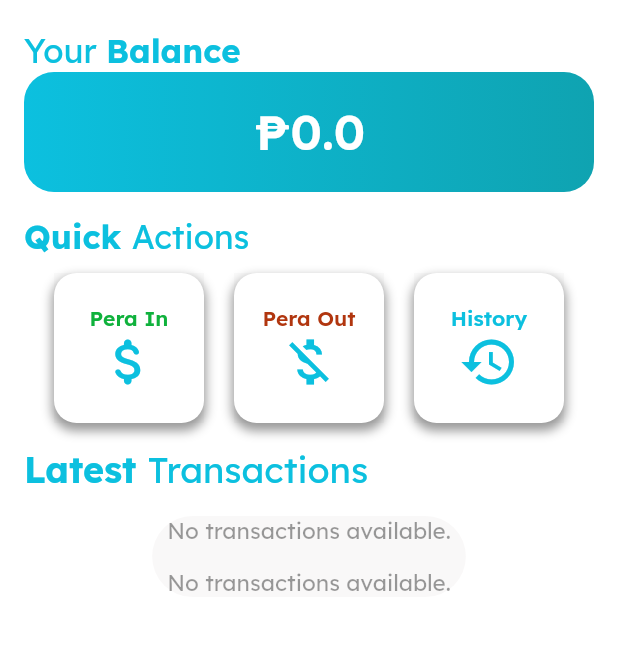
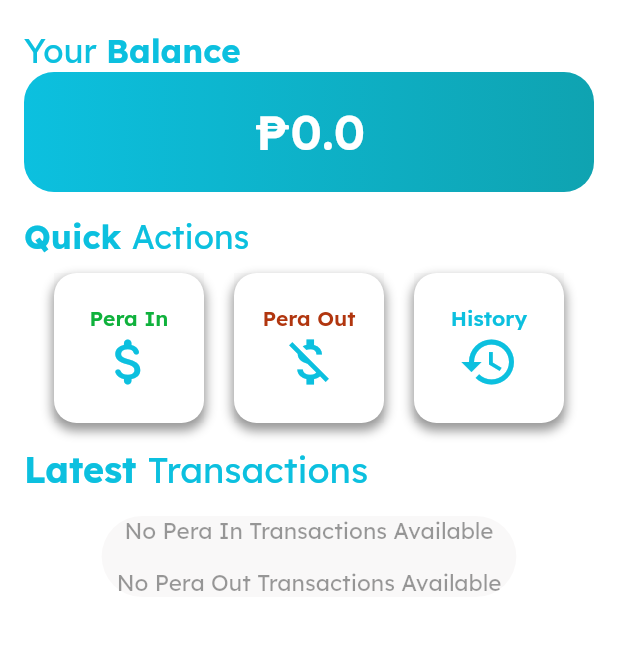
Before and after one commit to Montero-MD/peraplan, a Flutter app: the PeraOutPage screen opened directly, after a tap on the "house" icon, on a phone screen of 412 x 824 dp, the part 114-764 px from its top. Run offline on Flutter 3.47's test engine with Material 2 defaults, Android fonts, the phone set to English and light mode, and no system bars; our stand-ins replace flutter_multi_formatter, google_fonts, hive, hive_flutter; accounts and stored records are empty.

Commit message:
balance reflects Pera In/Out

```diff
--- a/lib/components/balance_section.dart
+++ b/lib/components/balance_section.dart
@@ -2,6 +2,8 @@
 
 import 'package:flutter/material.dart';
 import 'package:peraplan/utils/styles.dart';
+import 'package:hive/hive.dart';
+import 'package:peraplan/data/database.dart';
 
 class BalanceSection extends StatefulWidget {
   const BalanceSection({Key? key}) : super(key: key);
@@ -11,39 +13,55 @@ class BalanceSection extends StatefulWidget {
 }
 
 class _DynamicBalanceDisplayState extends State<BalanceSection> {
-  double balanceAmount = 0.0; // Initial balance amount
-
-  void addBalance() {
-    // Simulate updating the balance amount
-    setState(() {
-      balanceAmount +=
-          10.0; // Increment the balance amount (you can replace this with your own logic)
-    });
-  }
-
   @override
   Widget build(BuildContext context) {
     return Column(
       mainAxisAlignment: MainAxisAlignment.center,
       children: <Widget>[
-        RoundedTextBackground(
-          balanceAmount: balanceAmount,
-        ),
+        const RoundedTextBackground(),
         SizedBox(height: small),
       ],
     );
   }
 }
 
-class RoundedTextBackground extends StatelessWidget {
-  final double balanceAmount;
+class RoundedTextBackground extends StatefulWidget {
+  const RoundedTextBackground({super.key});
 
-  const RoundedTextBackground({Key? key, required this.balanceAmount})
-      : super(key: key);
+  @override
+  State<RoundedTextBackground> createState() => _RoundedTextBackgroundState();
+}
+
+class _RoundedTextBackgroundState extends State<RoundedTextBackground> {
+  late Box<dynamic> _mybox;
+
+  late PeraPlanDB _peraPlanDB;
+
+  @override
+  void initState() {
+    super.initState();
+    _mybox = Hive.box('peraplanDB');
+    _peraPlanDB = PeraPlanDB();
+    _peraPlanDB.loadPeraInTransactions();
+    _peraPlanDB.loadPeraOutTransactions();
+  }
+
+  double calculateBalance() {
+    double peraInTotal = _peraPlanDB.peraInTransactions
+        .map<double>((transaction) => transaction[0] as double)
+        .fold(0, (prev, amount) => prev + amount);
+
+    double peraOutTotal = _peraPlanDB.peraOutTransactions
+        .map<double>((transaction) => transaction[0] as double)
+        .fold(0, (prev, amount) => prev + amount);
+
+    return peraInTotal - peraOutTotal;
+  }
 
   @override
   Widget build(BuildContext context) {
     double screenWidth = MediaQuery.of(context).size.width;
+    double balanceAmount = calculateBalance();
 
     return Column(
       crossAxisAlignment: CrossAxisAlignment.start,
--- a/lib/components/peraout_section.dart
+++ b/lib/components/peraout_section.dart
@@ -1,8 +1,9 @@
 import 'package:flutter/material.dart';
+import 'package:flutter/services.dart';
 import 'package:hive/hive.dart';
 import 'package:peraplan/data/database.dart';
+import 'package:peraplan/pages/home_page.dart';
 import 'package:peraplan/utils/styles.dart';
-import 'package:peraplan/utils/currency_input_formatter.dart';
 
 class PeraOut extends StatefulWidget {
   const PeraOut({super.key});
@@ -32,6 +33,8 @@ class TimeOfDayAdapter extends TypeAdapter<TimeOfDay> {
 class _PeraOutState extends State<PeraOut> {
   final _formkey = GlobalKey<FormState>();
   final _pera = TextEditingController();
+  double? finalpera;
+
   TimeOfDay selectedTime = TimeOfDay.now();
   DateTime selectedDate = DateTime.now();
   int value = 0;
@@ -41,10 +44,10 @@ class _PeraOutState extends State<PeraOut> {
   PeraPlanDB db = PeraPlanDB();
 
   // save new Pera Out
-  void saveNewPeraOut() {
+  void saveNewPeraOut(double? finalPera) {
     setState(() {
       db.peraOutTransactions.add([
-        _pera.text,
+        finalPera,
         selectedDate,
         selectedTime,
         selectedCategory,
@@ -52,6 +55,10 @@ class _PeraOutState extends State<PeraOut> {
       _pera.clear();
       db.updatePeraOutTransactions();
     });
+    Navigator.pushReplacement(
+      context,
+      MaterialPageRoute(builder: (context) => const HomePage()),
+    );
   }
 
   @override
@@ -130,10 +137,11 @@ class _PeraOutState extends State<PeraOut> {
                                 hintText: 'Enter Amount...',
                                 hintStyle: hintAmt,
                                 border: InputBorder.none,
+                                prefixText: '₱',
                               ),
                               inputFormatters: [
-                                CurrencyInputFormatter(
-                                  leadingSymbol: CurrencySymbols.peso_sign,
+                                FilteringTextInputFormatter.allow(
+                                  RegExp(r'^\d+\.?\d{0,2}$'),
                                 ),
                               ],
                             ),
@@ -384,8 +392,12 @@ class _PeraOutState extends State<PeraOut> {
                     children: [
                       GestureDetector(
                         onTap: () {
-                          if (_formkey.currentState!.validate()) {
-                            saveNewPeraOut(); // calls the function to save the data
+                          if (_pera.text.isNotEmpty &&
+                              _formkey.currentState!.validate()) {
+                            double finalPera = double.parse(_pera.text);
+
+                            saveNewPeraOut(
+                                finalPera); // calls the function to save the data
                             ScaffoldMessenger.of(context).showSnackBar(
                               const SnackBar(
                                   content:
@@ -413,7 +425,7 @@ class _PeraOutState extends State<PeraOut> {
                             crossAxisAlignment: CrossAxisAlignment.center,
                             children: [
                               Text('Pera Out', style: hintAmt),
-                              SizedBox(width: small),
+                              SizedBox(width: xsmall),
                               Icon(
                                 Icons.arrow_forward,
                                 size: 32,
--- a/lib/components/transactions_section.dart
+++ b/lib/components/transactions_section.dart
@@ -6,6 +6,7 @@ import 'package:peraplan/utils/styles.dart';
 import 'package:hive/hive.dart';
 import 'package:intl/intl.dart';
 import 'package:peraplan/data/database.dart';
+import 'package:google_fonts/google_fonts.dart';
 
 class TransactionsSection extends StatefulWidget {
   const TransactionsSection({Key? key}) : super(key: key);
@@ -38,6 +39,18 @@ class _TransactionsSectionState extends State<TransactionsSection> {
     }
 
     return [];
+  }
+
+  double calculateBalance() {
+    double peraInTotal = _peraPlanDB.peraInTransactions
+        .map<double>((transaction) => transaction[0] as double)
+        .fold(0, (prev, amount) => prev + amount);
+
+    double peraOutTotal = _peraPlanDB.peraOutTransactions
+        .map<double>((transaction) => transaction[0] as double)
+        .fold(0, (prev, amount) => prev + amount);
+
+    return peraInTotal - peraOutTotal;
   }
 
   void _navigateToTransactionPage(BuildContext context) {
@@ -83,17 +96,17 @@ class _TransactionsSectionState extends State<TransactionsSection> {
             ),
             child: Column(
               children: [
-                _buildTransactionData(latestPeraIn),
+                _buildTransactionData(latestPeraIn, "Pera In"),
                 SizedBox(height: small),
                 // Display the latest 5 entries for Pera Out transactions
-                _buildTransactionData(latestPeraOut),
+                _buildTransactionData(latestPeraOut, "Pera Out"),
               ],
             ))
       ],
     );
   }
 
-  Widget _buildTransactionData(List<dynamic> transactions) {
+  Widget _buildTransactionData(List<dynamic> transactions, String title) {
     if (transactions.isNotEmpty) {
       return Column(
         crossAxisAlignment: CrossAxisAlignment.start,
@@ -106,7 +119,7 @@ class _TransactionsSectionState extends State<TransactionsSection> {
             ),
             child: Stack(
               children: transactions.map<Widget>((transaction) {
-                return TransactionItem(transaction: transaction);
+                return TransactionItem(transaction: transaction, title: title);
               }).toList(),
             ),
           ),
@@ -114,7 +127,7 @@ class _TransactionsSectionState extends State<TransactionsSection> {
       );
     } else {
       return Text(
-        'No transactions available.',
+        'No $title Transactions Available',
         style: txt,
       );
     }
@@ -123,7 +136,9 @@ class _TransactionsSectionState extends State<TransactionsSection> {
 
 class TransactionItem extends StatelessWidget {
   final List<dynamic> transaction;
-  const TransactionItem({Key? key, required this.transaction})
+  final String title;
+  const TransactionItem(
+      {Key? key, required this.transaction, required this.title})
       : super(key: key);
 
   String formatDateTime(DateTime dateTime) {
@@ -142,6 +157,17 @@ class TransactionItem extends StatelessWidget {
     String category = transaction[3].toString();
     double width = MediaQuery.of(context).size.width;
 
+    TextStyle unique = GoogleFonts.lexend(
+      fontSize: 14,
+      fontWeight: FontWeight.w600,
+      color: title == "Pera In" ? Colors.green : Colors.red,
+    );
+
+    if (title == "Pera Out") {
+      amount = "-₱$amount";
+    } else {
+      amount = "+₱$amount";
+    }
     return Container(
       width: width,
       padding: const EdgeInsets.fromLTRB(20, 10, 20, 10),
@@ -153,17 +179,32 @@ class TransactionItem extends StatelessWidget {
             color: dgray,
             blurRadius: 5,
             spreadRadius: 1,
-                offset: const Offset(2, 2)),
-          ]),
+            offset: const Offset(2, 2),
+          ),
+        ],
+      ),
       child: Row(
         mainAxisAlignment: MainAxisAlignment.spaceBetween,
         children: [
+          Row(
+            children: [
+              Container(
+                width: 40,
+                height: 40,
+                margin: const EdgeInsets.only(right: 8),
+                decoration: BoxDecoration(
+                  shape: BoxShape.circle,
+                  color: title == "Pera In" ? Colors.green : Colors.red,
+                ),
+              ),
               Text(category, style: transactxt),
-          SizedBox(width: xlarge),
+            ],
+          ),
+          SizedBox(width: large),
           Column(
             crossAxisAlignment: CrossAxisAlignment.end,
             children: [
-              Text(amount, style: tIn),
+              Text(amount, style: unique),
               Row(
                 children: [
                   Text(
--- a/lib/pages/transaction_page.dart
+++ b/lib/pages/transaction_page.dart
@@ -3,6 +3,7 @@
 import 'package:flutter/material.dart';
 import 'package:peraplan/components/balance_section.dart';
 import 'package:peraplan/components/transactions_buttons.dart';
+import 'package:peraplan/components/transactions_section.dart';
 import 'package:peraplan/utils/styles.dart';
 import 'package:peraplan/components/heading_section.dart';
 
@@ -22,6 +23,7 @@ class TransactionPage extends StatelessWidget {
               SizedBox(height: small),
               const BalanceSection(),
               const TransactionsButtons(),
+              const TransactionsSection(),
             ],
           ),
         )));
```
Also changed, not shown: lib/components/perain_section.dart (+21 -7 lines). Lines whose indentation alone changed are shown as unchanged.
